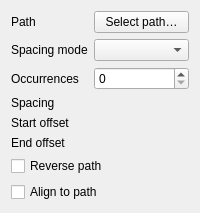
Qt form src/Mod/Part/Gui/PatternPathParametersWidget.ui (AstoCAD/FreeCAD) before a commit.
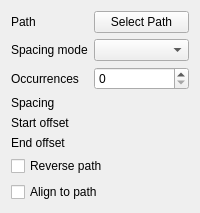
The same form after that commit. Custom widgets are drawn as their Qt base class.

Patch:
```diff
--- a/src/Mod/Part/Gui/PatternPathParametersWidget.ui
+++ b/src/Mod/Part/Gui/PatternPathParametersWidget.ui
@@ -4,7 +4,7 @@
  <widget class="QWidget" name="PartGui::PatternPathParametersWidget">
   <layout class="QFormLayout" name="formLayout">
    <item row="0" column="0"><widget class="QLabel" name="pathLabel"><property name="text"><string>Path</string></property></widget></item>
-   <item row="0" column="1"><widget class="QPushButton" name="pathButton"><property name="text"><string>Select path…</string></property></widget></item>
+   <item row="0" column="1"><widget class="QPushButton" name="pathButton"><property name="text"><string>Select Path</string></property></widget></item>
    <item row="1" column="0"><widget class="QLabel" name="spacingModeLabel"><property name="text"><string>Spacing mode</string></property></widget></item>
    <item row="1" column="1"><widget class="QComboBox" name="spacingMode"/></item>
    <item row="2" column="0"><widget class="QLabel" name="countLabel"><property name="text"><string>Occurrences</string></property></widget></item>
```
